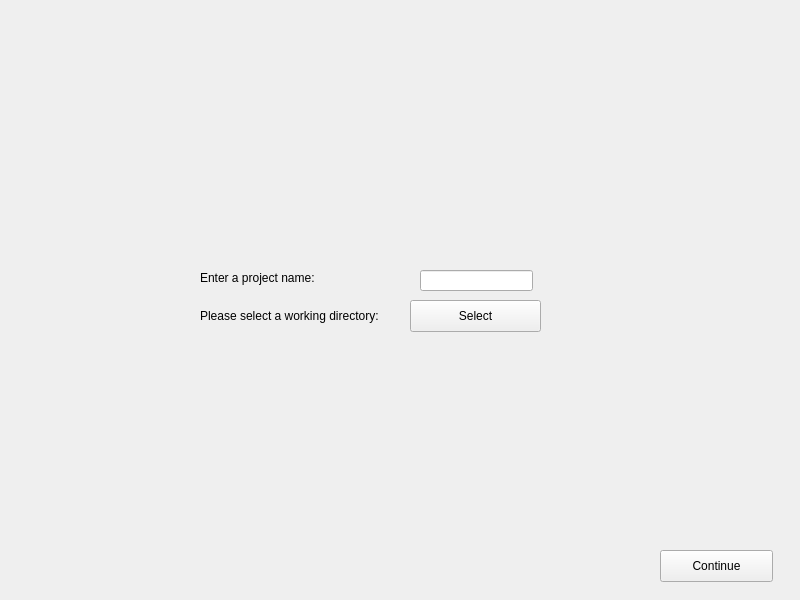
Old version of the form selectworkingdirectory.ui in the repository thenellt/modeler.
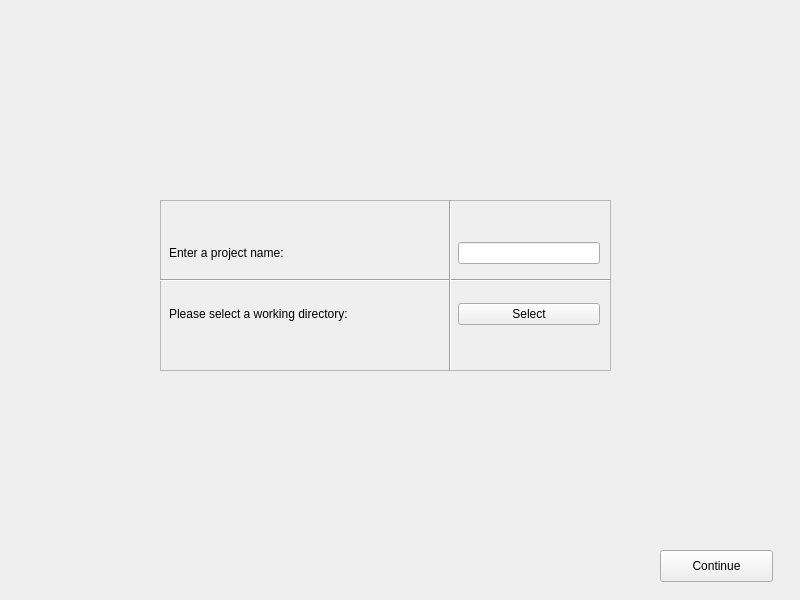
New version of the form.

Patch:
```diff
--- a/selectworkingdirectory.ui
+++ b/selectworkingdirectory.ui
@@ -13,55 +13,6 @@
   <property name="windowTitle">
    <string>Form</string>
   </property>
-  <widget class="QPushButton" name="pushButton">
-   <property name="geometry">
-    <rect>
-     <x>410</x>
-     <y>300</y>
-     <width>131</width>
-     <height>32</height>
-    </rect>
-   </property>
-   <property name="text">
-    <string>Select</string>
-   </property>
-  </widget>
-  <widget class="QLabel" name="label">
-   <property name="geometry">
-    <rect>
-     <x>200</x>
-     <y>300</y>
-     <width>221</width>
-     <height>31</height>
-    </rect>
-   </property>
-   <property name="text">
-    <string>Please select a working directory:</string>
-   </property>
-  </widget>
-  <widget class="QLabel" name="label_2">
-   <property name="geometry">
-    <rect>
-     <x>200</x>
-     <y>270</y>
-     <width>201</width>
-     <height>16</height>
-    </rect>
-   </property>
-   <property name="text">
-    <string>Enter a project name:</string>
-   </property>
-  </widget>
-  <widget class="QLineEdit" name="name">
-   <property name="geometry">
-    <rect>
-     <x>420</x>
-     <y>270</y>
-     <width>113</width>
-     <height>21</height>
-    </rect>
-   </property>
-  </widget>
   <widget class="QPushButton" name="continue_2">
    <property name="geometry">
     <rect>
@@ -75,6 +26,90 @@
     <string>Continue</string>
    </property>
   </widget>
+  <widget class="QFrame" name="frame">
+   <property name="geometry">
+    <rect>
+     <x>160</x>
+     <y>200</y>
+     <width>451</width>
+     <height>171</height>
+    </rect>
+   </property>
+   <property name="frameShape">
+    <enum>QFrame::StyledPanel</enum>
+   </property>
+   <property name="frameShadow">
+    <enum>QFrame::Raised</enum>
+   </property>
+   <widget class="QWidget" name="gridLayoutWidget">
+    <property name="geometry">
+     <rect>
+      <x>9</x>
+      <y>9</y>
+      <width>431</width>
+      <height>151</height>
+     </rect>
+    </property>
+    <layout class="QGridLayout" name="gridLayout" columnstretch="2,1">
+     <item row="0" column="0">
+      <widget class="QLabel" name="label_2">
+       <property name="text">
+        <string>Enter a project name:</string>
+       </property>
+      </widget>
+     </item>
+     <item row="1" column="0">
+      <widget class="QLabel" name="label">
+       <property name="text">
+        <string>Please select a working directory:</string>
+       </property>
+       <property name="wordWrap">
+        <bool>true</bool>
+       </property>
+      </widget>
+     </item>
+     <item row="0" column="1">
+      <widget class="QLineEdit" name="name"/>
+     </item>
+     <item row="1" column="1">
+      <widget class="QPushButton" name="pushButton">
+       <property name="text">
+        <string>Select</string>
+       </property>
+      </widget>
+     </item>
+    </layout>
+   </widget>
+   <widget class="Line" name="line">
+    <property name="geometry">
+     <rect>
+      <x>280</x>
+      <y>0</y>
+      <width>20</width>
+      <height>171</height>
+     </rect>
+    </property>
+    <property name="orientation">
+     <enum>Qt::Vertical</enum>
+    </property>
+   </widget>
+   <widget class="Line" name="line_2">
+    <property name="geometry">
+     <rect>
+      <x>0</x>
+      <y>70</y>
+      <width>451</width>
+      <height>21</height>
+     </rect>
+    </property>
+    <property name="orientation">
+     <enum>Qt::Horizontal</enum>
+    </property>
+   </widget>
+   <zorder>line_2</zorder>
+   <zorder>line</zorder>
+   <zorder>gridLayoutWidget</zorder>
+  </widget>
  </widget>
  <resources/>
  <connections/>
```
